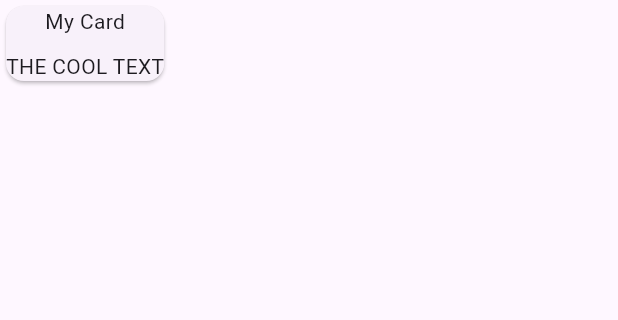
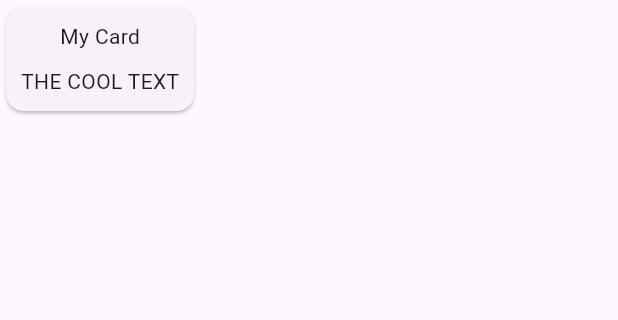
Before and after one commit to FairportRobotics/Helm, a Flutter app: the screen it shows after launch, on a phone screen of 412 x 824 dp, the part 84-404 px from its top. Run offline on Flutter 3.47's test engine with Material 3 defaults, Android fonts, the phone set to English and light mode, and no system bars.

Commit message:
First data card

```diff
--- a/lib/pages/dashboard.dart
+++ b/lib/pages/dashboard.dart
@@ -22,13 +22,7 @@ class Dashboard extends StatelessWidget {
         // the App.build method, and use it to set our appbar title.
         title: Text("Helm"),
       ),
-      body: Container(
-        child: Column(
-          children: <Widget> [
-            TextCard(cardTitle: 'My Card')
-          ]
-        )
-      )
+      body: Column(children: <Widget>[TextCard(cardTitle: 'My Card')]),
     );
   }
 }
--- a/lib/widgets/text_card.dart
+++ b/lib/widgets/text_card.dart
@@ -1,6 +1,6 @@
 import 'package:flutter/material.dart';
 
-class TextCard extends StatefulWidget{
+class TextCard extends StatefulWidget {
   const TextCard({super.key, required this.cardTitle});
 
   final String cardTitle;
@@ -9,18 +9,20 @@ class TextCard extends StatefulWidget{
   State<TextCard> createState() => _TextCardState();
 }
 
-class _TextCardState extends State<TextCard>{
-
+class _TextCardState extends State<TextCard> {
   @override
-  Widget build(BuildContext context){
+  Widget build(BuildContext context) {
     return Card(
-      child: Column(
-        crossAxisAlignment: CrossAxisAlignment.center,
-        children: <Widget> [
-          Text(widget.cardTitle),
-          SizedBox(width: 100, height: 10),
-          Text("THE COOL TEXT")
-        ]
+      child: Padding(
+        padding: EdgeInsets.all(10),
+        child: Column(
+          crossAxisAlignment: CrossAxisAlignment.center,
+          children: <Widget>[
+            Text(widget.cardTitle),
+            SizedBox(width: 100, height: 10),
+            Text("THE COOL TEXT"),
+          ],
+        ),
       ),
     );
   }
--- a/pubspec.yaml
+++ b/pubspec.yaml
@@ -34,6 +34,7 @@ dependencies:
   # The following adds the Cupertino Icons font to your application.
   # Use with the CupertinoIcons class for iOS style icons.
   cupertino_icons: ^1.0.8
+  nt4: ^1.3.3
 
 dev_dependencies:
   flutter_test:
```
Also changed, not shown: lib/main.dart (line endings or trailing spaces), pubspec.lock.
